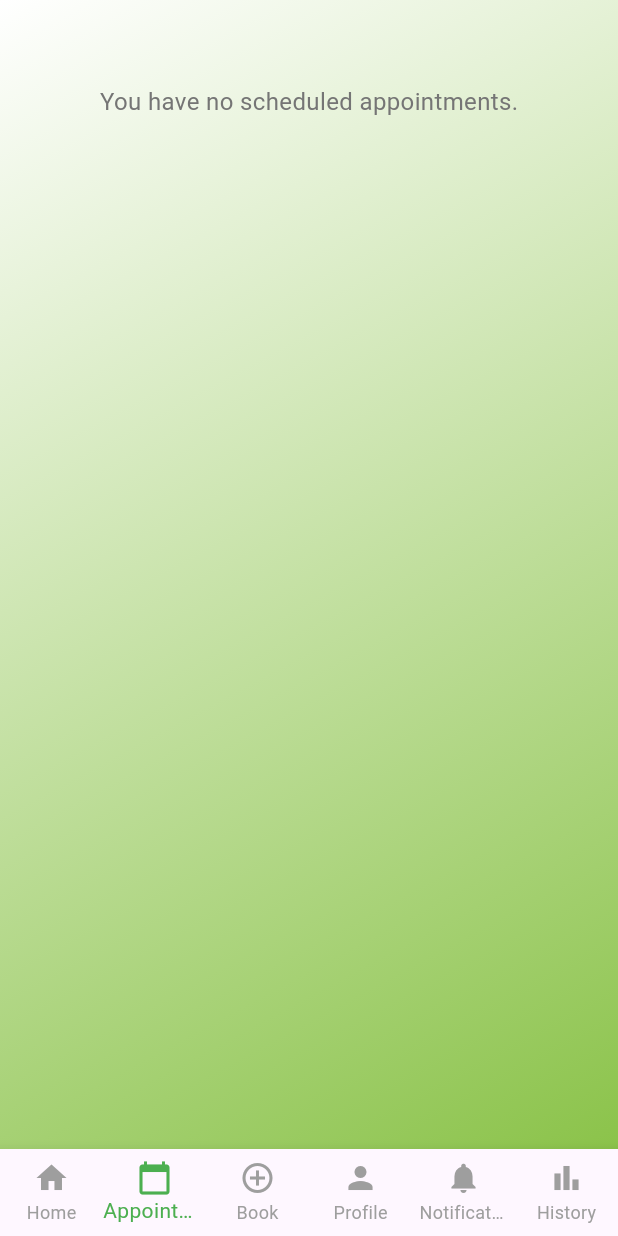
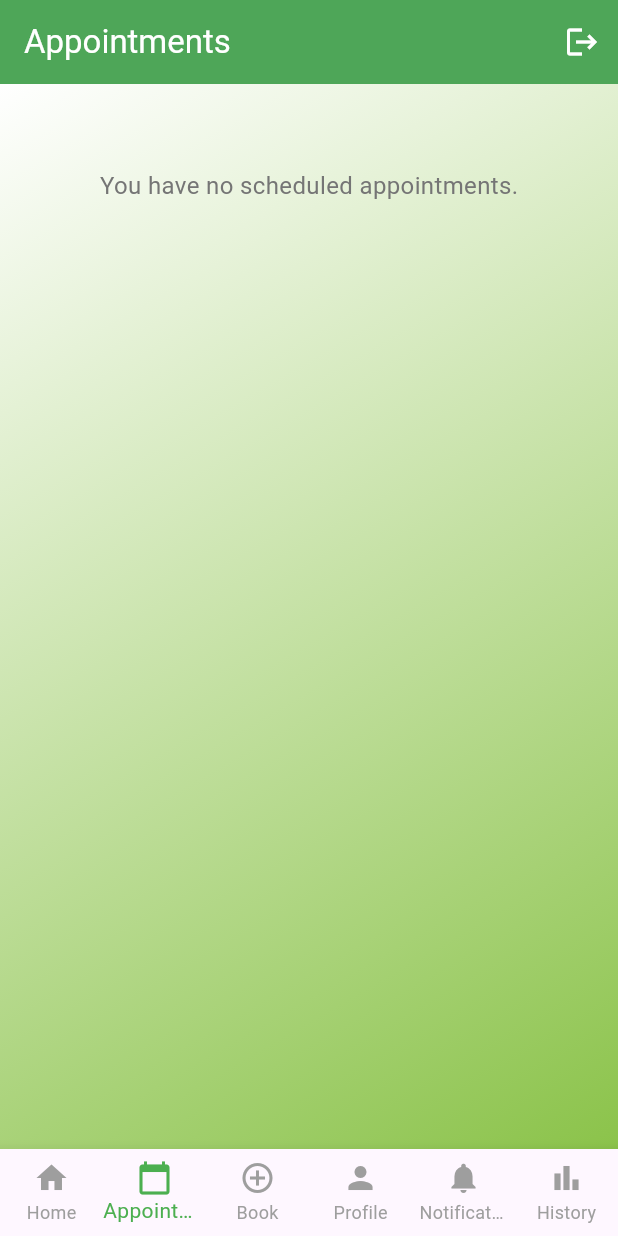
Before and after one commit to tcdctagoloan-png/tcdc-tagoloan, a Flutter app: the PatientDashboard screen opened directly with empty values, item 2 of the bottom bar chosen, on a phone screen of 412 x 824 dp. Run offline on Flutter 3.47's test engine with Material 3 defaults, Android fonts, the light colour scheme and no system bars; our stand-ins replace cloud_firestore, firebase_auth, firebase_core, fl_chart, image_picker, printing and 2 more; accounts and stored records are empty.

Commit message:
Dashboard layout Fixing

```diff
--- a/lib/nurse/nurse_dashboard.dart
+++ b/lib/nurse/nurse_dashboard.dart
@@ -532,7 +532,7 @@ class _NurseDashboardState extends State<NurseDashboard> {
                           DataColumn(label: Text('Patient Name', style: TextStyle(fontWeight: FontWeight.bold))),
                           DataColumn(label: Text('Email', style: TextStyle(fontWeight: FontWeight.bold))),
                           DataColumn(label: Text('Contact Number', style: TextStyle(fontWeight: FontWeight.bold))),
-                          DataColumn(label: Text('Total Appts', style: TextStyle(fontWeight: FontWeight.bold)), numeric: true),
+                          DataColumn(label: Text('Total Appointments', style: TextStyle(fontWeight: FontWeight.bold)), numeric: true),
                         ],
                         rows: rows,
                       ),
@@ -570,7 +570,7 @@ class _NurseDashboardState extends State<NurseDashboard> {
                   DataColumn(label: Text('Patient Name', style: TextStyle(fontWeight: FontWeight.bold))),
                   DataColumn(label: Text('Email', style: TextStyle(fontWeight: FontWeight.bold))),
                   DataColumn(label: Text('Contact Number', style: TextStyle(fontWeight: FontWeight.bold))),
-                  DataColumn(label: Text('Total Appts', style: TextStyle(fontWeight: FontWeight.bold)), numeric: true),
+                  DataColumn(label: Text('Total Appointments', style: TextStyle(fontWeight: FontWeight.bold)), numeric: true),
                 ],
                 rows: const [
                   DataRow(cells: [
--- a/lib/patient/patient_dashboard.dart
+++ b/lib/patient/patient_dashboard.dart
@@ -27,7 +27,7 @@ class _PatientDashboardState extends State<PatientDashboard> {
   bool _loadingName = true;
   late final List<Widget> _pages;
   late final String _patientId;
-  int _unreadNotifications = 0;
+  int _unreadNotifications = 0; // State variable to hold the unread count
 
   // State for Base64 image to display in the sidebar
   String? _profileImageBase64;
@@ -59,9 +59,11 @@ class _PatientDashboardState extends State<PatientDashboard> {
     ];
 
     _loadUsername();
+    // Start listening for unread notifications immediately
     _listenUnreadNotifications();
   }
 
+  /// Fetches the user's name, verification status, and profile image from Firestore.
   Future<void> _loadUsername() async {
     bool isVerified = false;
     String name = '';
@@ -91,7 +93,7 @@ class _PatientDashboardState extends State<PatientDashboard> {
           _loadingName = false;
           _pages[0] = HomePage(username: _username);
 
-          // Conditionally update the Book page
+          // Conditionally update the Book page based on verification status
           _pages[2] = isVerified
               ? SafeArea(child: booking.BookPage(userId: _patientId))
               : const Center(
@@ -110,10 +112,13 @@ class _PatientDashboardState extends State<PatientDashboard> {
     }
   }
 
+  /// Sets up a real-time listener to count unread notifications for the current patient.
   void _listenUnreadNotifications() {
     FirebaseFirestore.instance
         .collection('notifications')
+    // Filter: Only notifications targeted at this patient
         .where('patientId', isEqualTo: _patientId)
+    // Filter: Only notifications that have not been read
         .where('read', isEqualTo: false)
         .snapshots()
         .listen((snapshot) {
@@ -141,13 +146,23 @@ class _PatientDashboardState extends State<PatientDashboard> {
     final isWideScreen = MediaQuery.of(context).size.width >= 900;
 
     if (!isWideScreen) {
-      // Mobile version (BottomNavigationBar fixes applied here)
+      // Mobile version
       return Scaffold(
         backgroundColor: Colors.grey[100],
-        body: Column(
-          children: [
-            Expanded(
-              child: Container(
+        appBar: AppBar(
+          title: Text(_titles[_index]),
+          backgroundColor: Colors.green,
+          foregroundColor: Colors.white,
+          elevation: 4,
+          actions: [
+            IconButton(
+              icon: const Icon(Icons.logout),
+              tooltip: 'Logout',
+              onPressed: _logout,
+            ),
+          ],
+        ),
+        body: Container(
           decoration: const BoxDecoration(
             gradient: LinearGradient(
               colors: [Colors.white, Colors.lightGreen],
@@ -157,9 +172,6 @@ class _PatientDashboardState extends State<PatientDashboard> {
           ),
           child: _pages[_index],
         ),
-            ),
-          ],
-        ),
         bottomNavigationBar: BottomNavigationBar(
           currentIndex: _index,
           onTap: _onTap,
@@ -168,12 +180,10 @@ class _PatientDashboardState extends State<PatientDashboard> {
           unselectedItemColor: Colors.grey,
           items: [
             const BottomNavigationBarItem(icon: Icon(Icons.home), label: "Home"),
-            // FIX: Wrapped Icons.calendar_today with Icon() widget
             const BottomNavigationBarItem(icon: Icon(Icons.calendar_today), label: "Appointments"),
-            // FIX: Wrapped Icons.add_circle_outline with Icon() widget
             const BottomNavigationBarItem(icon: Icon(Icons.add_circle_outline), label: "Book"),
-            // FIX: Wrapped Icons.person with Icon() widget
             const BottomNavigationBarItem(icon: Icon(Icons.person), label: "Profile"),
+            // Notification Item with Badge
             BottomNavigationBarItem(
               icon: Stack(
                 clipBehavior: Clip.none,
@@ -213,7 +223,6 @@ class _PatientDashboardState extends State<PatientDashboard> {
               ),
               label: "Notifications",
             ),
-            // FIX: Wrapped Icons.bar_chart with Icon() widget
             const BottomNavigationBarItem(icon: Icon(Icons.bar_chart), label: "History"),
           ],
         ),
@@ -283,7 +292,15 @@ class _PatientDashboardState extends State<PatientDashboard> {
                 _WebNavItem(icon: Icons.calendar_today_outlined, label: "Appointments", index: 1, currentIndex: _index, onTap: _onTap),
                 _WebNavItem(icon: Icons.add_box_outlined, label: "Book", index: 2, currentIndex: _index, onTap: _onTap),
                 _WebNavItem(icon: Icons.person_outline, label: "Profile", index: 3, currentIndex: _index, onTap: _onTap),
-                _WebNavItem(icon: Icons.notifications_none, label: "Notifications", index: 4, currentIndex: _index, onTap: _onTap, badgeCount: _unreadNotifications),
+                // Notification Item with Badge
+                _WebNavItem(
+                    icon: Icons.notifications_none,
+                    label: "Notifications",
+                    index: 4,
+                    currentIndex: _index,
+                    onTap: _onTap,
+                    badgeCount: _unreadNotifications // Pass the unread count here
+                ),
                 _WebNavItem(icon: Icons.bar_chart_outlined, label: "History", index: 5, currentIndex: _index, onTap: _onTap),
                 const Spacer(),
                 ListTile(
@@ -436,7 +453,7 @@ class _WebNavItem extends StatelessWidget {
   final int index;
   final int currentIndex;
   final void Function(int) onTap;
-  final int badgeCount;
+  final int badgeCount; // Accepts the unread count
 
   const _WebNavItem({
     required this.icon,
@@ -455,6 +472,7 @@ class _WebNavItem extends StatelessWidget {
         clipBehavior: Clip.none,
         children: [
           Icon(icon, color: isSelected ? Colors.green : Colors.black54),
+          // Conditionally display the badge if there are unread notifications AND it's the notification tab (index 4)
           if (badgeCount > 0 && index == 4)
             Positioned(
               right: -4,
@@ -463,6 +481,7 @@ class _WebNavItem extends StatelessWidget {
                 padding: const EdgeInsets.all(4),
                 decoration: const BoxDecoration(color: Colors.red, shape: BoxShape.circle),
                 child: Text(
+                  // Display the count
                   '$badgeCount',
                   style: const TextStyle(color: Colors.white, fontSize: 10, fontWeight: FontWeight.bold),
                 ),
```
Lines whose indentation alone changed are shown as unchanged.
